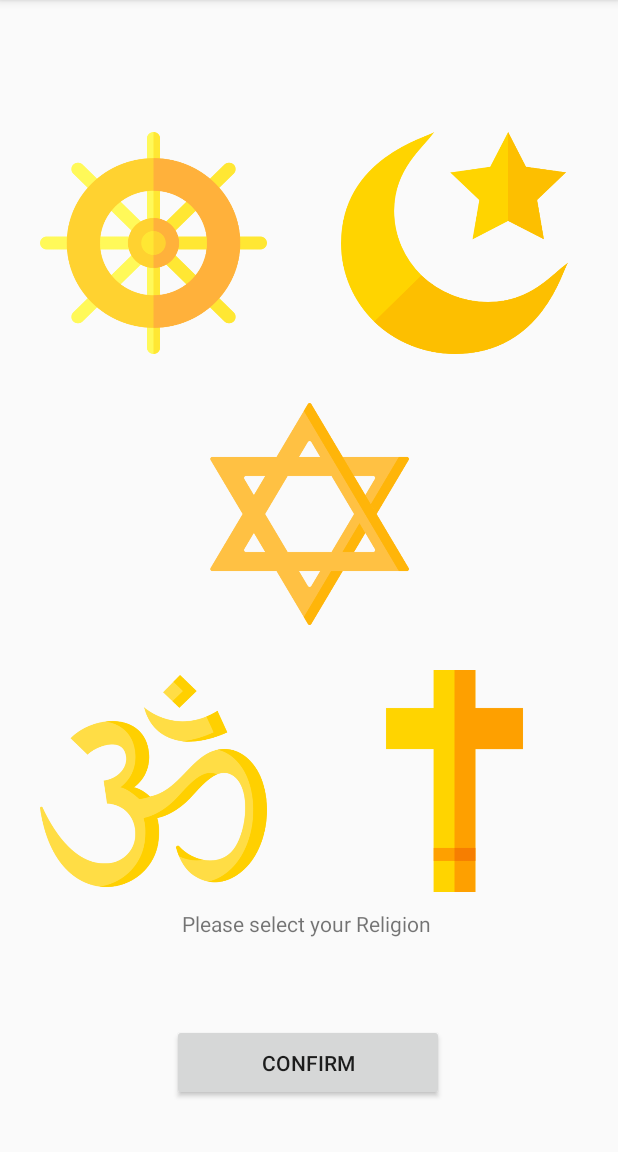
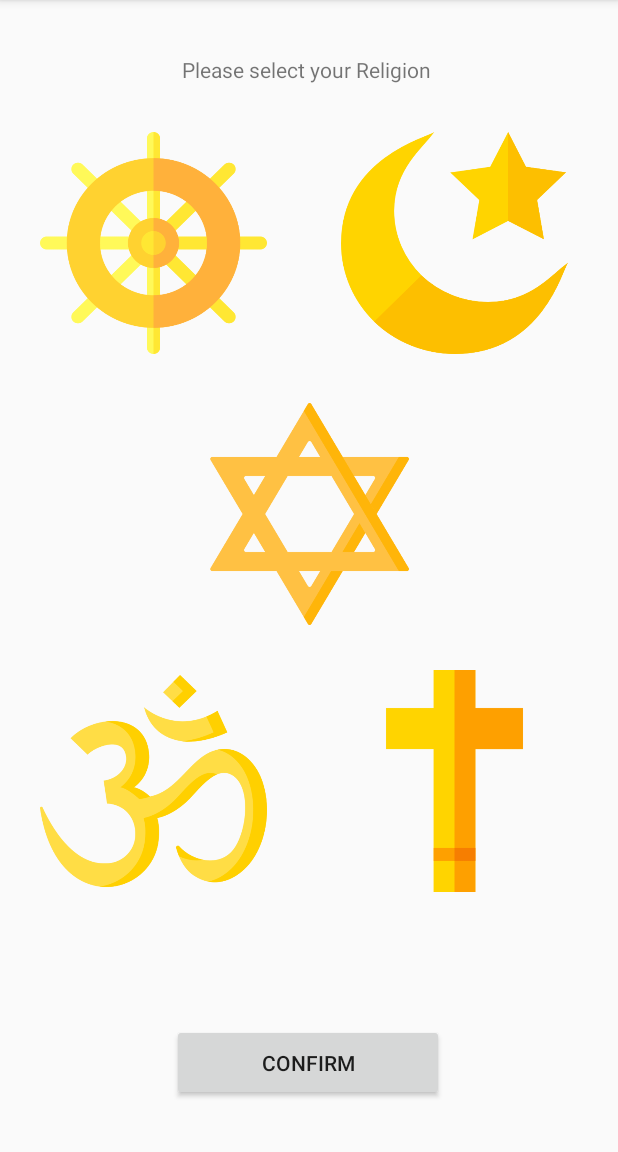
Before and after one commit to herbertmaa/BlessUp, an Android app: the ReligionSelectionActivity screen opened directly, with no data from a screen before it, on a phone screen of 412 x 824 dp, the part 84-1236 px from its top. Run offline under Robolectric (Android 15) with nearby library versions, the phone set to English and light mode, and no system bars.

Commit message:
Added proper registration logic so untill all conditions are met will not create user, tied registration activity to select religion activity, and added animations for religion buttons when clicked on.

```diff
--- a/app/src/main/java/com/bcit/comp3717project/ReligionSelectionActivity.java
+++ b/app/src/main/java/com/bcit/comp3717project/ReligionSelectionActivity.java
@@ -1,17 +1,105 @@
 package com.bcit.comp3717project;
 
 
+import android.annotation.SuppressLint;
 import android.content.Intent;
 import android.os.Bundle;
+import android.view.MotionEvent;
 import android.view.View;
+import android.view.animation.Animation;
+import android.view.animation.AnimationUtils;
+import android.widget.Button;
 
 import androidx.appcompat.app.AppCompatActivity;
 
 public class ReligionSelectionActivity extends AppCompatActivity {
 
+    Button btnBhud, btnChrist, btnJuda, btnIslam, btnHindu;
+    Animation scaleUp, scaleDown;
+
+    @SuppressLint("ClickableViewAccessibility")
     protected void onCreate(Bundle savedInstanceState) {
         super.onCreate(savedInstanceState);
         setContentView(R.layout.activity_religion_selection);
+
+        btnBhud = findViewById(R.id.btnBuddhism);
+        btnChrist = findViewById((R.id.btnChristianity));
+        btnJuda = findViewById((R.id.btnJudaism));
+        btnIslam = findViewById((R.id.btnIslam));
+        btnHindu = findViewById((R.id.btnHinduism));
+
+        scaleUp = AnimationUtils.loadAnimation(this, R.anim.scale_up);
+        scaleDown = AnimationUtils.loadAnimation(this, R.anim.scale_down);
+
+        btnBhud.setOnTouchListener(new View.OnTouchListener() {
+            @Override
+            public boolean onTouch(View view, MotionEvent motionEvent) {
+
+                if(motionEvent.getAction()==MotionEvent.ACTION_DOWN) {
+                    btnBhud.startAnimation(scaleUp);
+                }
+                else if (motionEvent.getAction()==MotionEvent.ACTION_UP) {
+                    btnBhud.startAnimation(scaleDown);
+                }
+                return true;
+            }
+        });
+
+        btnChrist.setOnTouchListener(new View.OnTouchListener() {
+            @Override
+            public boolean onTouch(View view, MotionEvent motionEvent) {
+
+                if(motionEvent.getAction()==MotionEvent.ACTION_DOWN) {
+                    btnChrist.startAnimation(scaleUp);
+                }
+                else if (motionEvent.getAction()==MotionEvent.ACTION_UP) {
+                    btnChrist.startAnimation(scaleDown);
+                }
+                return true;
+            }
+        });
+
+        btnJuda.setOnTouchListener(new View.OnTouchListener() {
+            @Override
+            public boolean onTouch(View view, MotionEvent motionEvent) {
+
+                if(motionEvent.getAction()==MotionEvent.ACTION_DOWN) {
+                    btnJuda.startAnimation(scaleUp);
+                }
+                else if (motionEvent.getAction()==MotionEvent.ACTION_UP) {
+                    btnJuda.startAnimation(scaleDown);
+                }
+                return true;
+            }
+        });
+
+        btnIslam.setOnTouchListener(new View.OnTouchListener() {
+            @Override
+            public boolean onTouch(View view, MotionEvent motionEvent) {
+
+                if(motionEvent.getAction()==MotionEvent.ACTION_DOWN) {
+                    btnIslam.startAnimation(scaleUp);
+                }
+                else if (motionEvent.getAction()==MotionEvent.ACTION_UP) {
+                    btnIslam.startAnimation(scaleDown);
+                }
+                return true;
+            }
+        });
+
+        btnHindu.setOnTouchListener(new View.OnTouchListener() {
+            @Override
+            public boolean onTouch(View view, MotionEvent motionEvent) {
+
+                if(motionEvent.getAction()==MotionEvent.ACTION_DOWN) {
+                    btnHindu.startAnimation(scaleUp);
+                }
+                else if (motionEvent.getAction()==MotionEvent.ACTION_UP) {
+                    btnHindu.startAnimation(scaleDown);
+                }
+                return true;
+            }
+        });
     }
 
     public void onConfirmClick(View view) {
--- /dev/null
+++ b/app/src/main/res/anim/scale_down.xml
@@ -0,0 +1,11 @@
+<?xml version="1.0" encoding="utf-8"?>
+<scale xmlns:android="http://schemas.android.com/apk/res/android"
+    android:fromYScale="1.2"
+    android:fromXScale="1.2"
+    android:toYScale="1.2"
+    android:toXScale="1.2"
+    android:pivotX="50%"
+    android:pivotY="50%"
+    android:duration="100">
+
+</scale>
--- /dev/null
+++ b/app/src/main/res/anim/scale_up.xml
@@ -0,0 +1,12 @@
+<?xml version="1.0" encoding="utf-8"?>
+<scale xmlns:android="http://schemas.android.com/apk/res/android"
+    android:fromXScale="1"
+    android:fromYScale="1"
+    android:toYScale="1.2"
+    android:toXScale="1.2"
+    android:pivotX="50%"
+    android:pivotY="50%"
+    android:fillAfter="true"
+    android:duration="200">
+
+</scale>
--- a/app/src/main/res/layout/activity_religion_selection.xml
+++ b/app/src/main/res/layout/activity_religion_selection.xml
@@ -82,7 +82,7 @@
         app:layout_constraintHorizontal_bias="0.497"
         app:layout_constraintStart_toStartOf="parent"
         app:layout_constraintTop_toTopOf="parent"
-        app:layout_constraintVertical_bias="0.828" />
+        app:layout_constraintVertical_bias="0.05" />
 
     <Button
         android:id="@+id/confirm"
--- a/app/src/main/res/values/styles.xml
+++ b/app/src/main/res/values/styles.xml
@@ -1,5 +1,8 @@
 <resources>
     <!-- Base application theme. -->
+    <!--Material UI -->
+    <!--style name="AppTheme" parent="Theme.MaterialComponents.Light" -->
+
     <style name="AppTheme" parent="Theme.AppCompat.Light.DarkActionBar">
         <!-- Customize your theme here. -->
         <item name="colorPrimary">@color/colorPrimary</item>
```
Also changed, not shown: app/src/main/java/com/bcit/comp3717project/RegisterActivity.java (+12 -26 lines), app/src/main/java/model/Religion.java (deleted, +0 -10 lines), app/src/main/java/model/User.java (+4 -3 lines).
